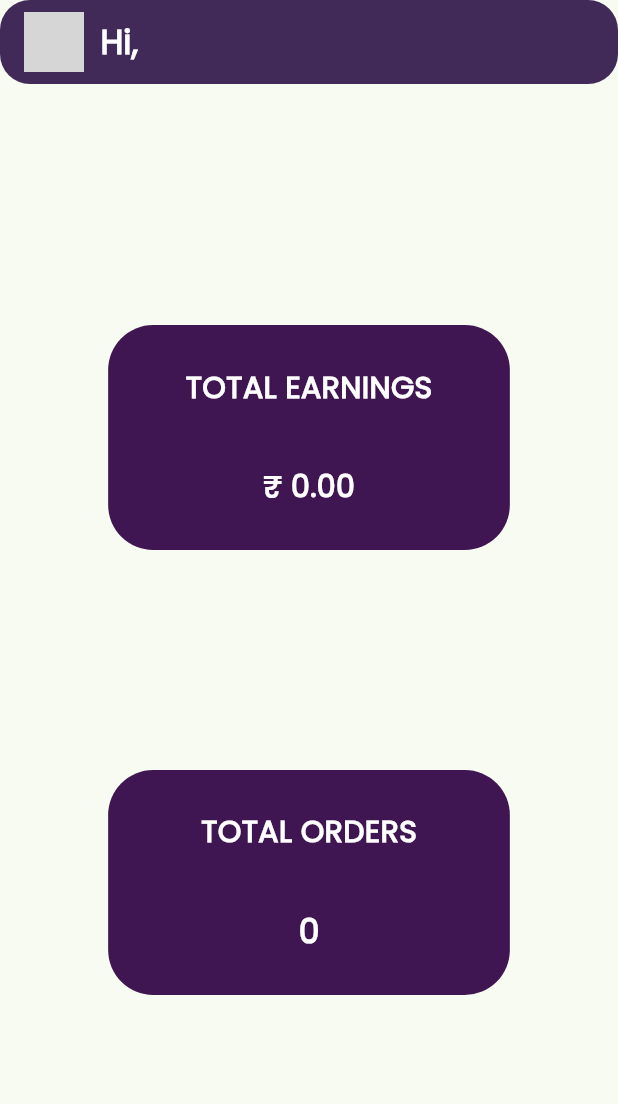
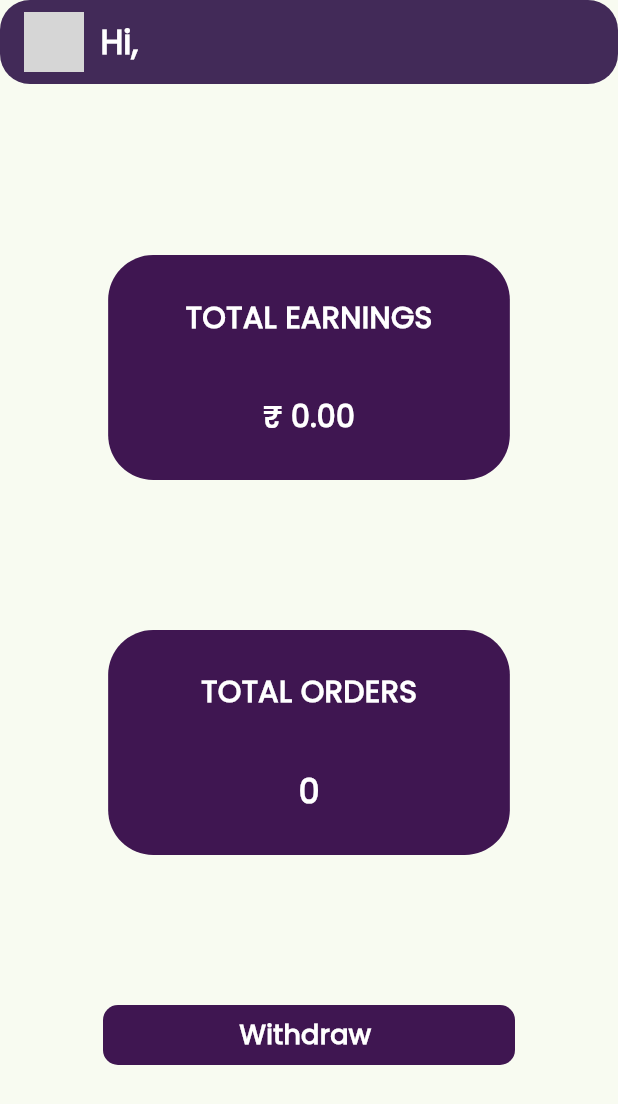
Before and after one commit to Alfard09/GreenCore1, a Flutter app: the EarningScreen screen opened directly, on a phone screen of 412 x 824 dp. Shown: the top 1104 px of the screen. Run offline on Flutter 3.47's test engine with Material 3 defaults, Android fonts, the phone set to English and light mode, and no system bars; our stand-ins replace animated_text_kit, cached_network_image, cloud_firestore, file_picker, firebase_auth, firebase_core and 11 more; missing offline and left inert: country_state_city_picker, firebase_ui_auth, flutter_admin_scaffold, jumping_dot, kommunicate_flutter, razorpay_flutter; accounts and stored records are empty; network calls fail; grey boxes are pictures that could not be loaded.

Commit message:
git withdrawal screen done

```diff
--- a/greencore_customers/lib/vendor/views/screens/earning_screen.dart
+++ b/greencore_customers/lib/vendor/views/screens/earning_screen.dart
@@ -1,10 +1,16 @@
 import 'package:cloud_firestore/cloud_firestore.dart';
 import 'package:firebase_auth/firebase_auth.dart';
 import 'package:flutter/material.dart';
+import 'package:greencore_1/vendor/views/screens/vendor_inner_screen/withdraw_screen.dart';
 
-class EarningScreen extends StatelessWidget {
+class EarningScreen extends StatefulWidget {
   const EarningScreen({super.key});
 
+  @override
+  State<EarningScreen> createState() => _EarningScreenState();
+}
+
+class _EarningScreenState extends State<EarningScreen> {
   @override
   Widget build(BuildContext context) {
     CollectionReference users =
@@ -66,11 +72,11 @@ class EarningScreen extends StatelessWidget {
                   if (snapshot.connectionState == ConnectionState.waiting) {
                     return Text("Loading");
                   }
-                  double totalOrder = 0.0;
-                  for (var orderItem in snapshot.data!.docs) {
-                    totalOrder += orderItem['selectedQuantity'] *
-                        orderItem['productPrice'];
-                  }
+                  // double totalOrder = 0.0;
+                  // for (var orderItem in snapshot.data!.docs) {
+                  //   totalOrder += orderItem['selectedQuantity'] *
+                  //       orderItem['productPrice'];
+                  // }
                   int lenOrder = snapshot.data!.docs.length;
                   return Center(
                     child: Padding(
@@ -102,7 +108,10 @@ class EarningScreen extends StatelessWidget {
                                 Padding(
                                   padding: const EdgeInsets.all(10.0),
                                   child: Text(
-                                    "₹" + " " + totalOrder.toStringAsFixed(2),
+                                    "₹" +
+                                        " " +
+                                        data['balance'].toStringAsFixed(2),
+                                    //"₹" + " " + totalOrder.toStringAsFixed(2),
                                     style: TextStyle(
                                       color: Colors.white,
                                       fontSize: 20,
@@ -148,6 +157,32 @@ class EarningScreen extends StatelessWidget {
                               ],
                             ),
                           ),
+                          InkWell(
+                            onTap: () {
+                              Navigator.push(context,
+                                  MaterialPageRoute(builder: (context) {
+                                return WithdrawalScreen();
+                              }));
+                            },
+                            child: Container(
+                              height: 40,
+                              width: MediaQuery.of(context).size.width / 1.5,
+                              decoration: BoxDecoration(
+                                color: Color(0xff3f1651),
+                                borderRadius: BorderRadius.circular(10),
+                              ),
+                              child: Center(
+                                child: Text(
+                                  "Withdraw ",
+                                  style: TextStyle(
+                                    color: Colors.white,
+                                    fontSize: 18,
+                                    fontWeight: FontWeight.bold,
+                                  ),
+                                ),
+                              ),
+                            ),
+                          ),
                         ],
                       ),
                     ),
```
Also changed, not shown: greencore_customers/lib/vendor/views/screens/vendor_inner_screen/withdraw_screen.dart (added, +185 -0 lines), greencore_customers/lib/views/buyers/inner_screens/checkout_screen.dart (+62 -0 lines).
